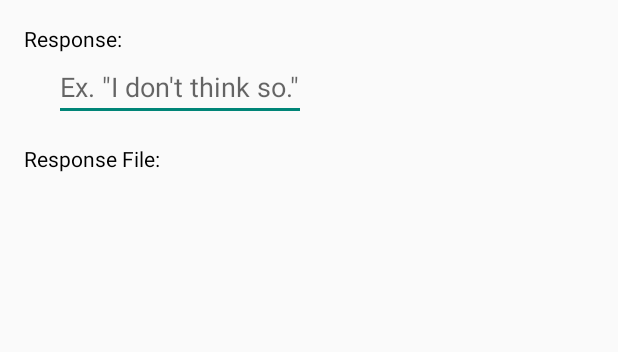
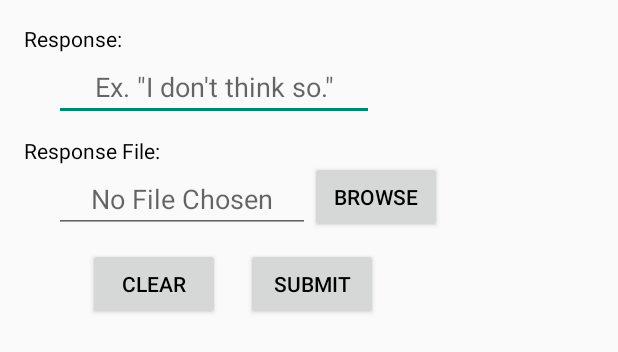
Before and after one commit to bryanchoi123/android_magic_conch_shell, an Android app: the layout activity_add_response.xml on its own in the app's theme, with its tools: preview values and no code run, on a phone screen of 412 x 824 dp. Shown: the top 352 px of the screen. Run offline under Robolectric (Android 15) with nearby library versions, the light colour scheme and no system bars.

Commit message:
Finished UI portion of adding a new response and added quick functionality for "clear" button in the activity

```diff
--- a/mobile/src/main/res/layout/activity_add_response.xml
+++ b/mobile/src/main/res/layout/activity_add_response.xml
@@ -10,7 +10,7 @@
 
     <TextView
         android:id="@+id/response_text_label"
-        android:text="@string/add_response_label"
+        android:text="@string/add_response_response_label"
         android:layout_width="wrap_content"
         android:layout_height="wrap_content"
         android:layout_alignParentLeft="true"
@@ -21,10 +21,13 @@
         android:layout_width="wrap_content"
         android:layout_height="wrap_content"
         android:layout_below="@id/response_text_label"
-        android:layout_marginLeft="@dimen/add_response_response_text_horizontal_margin"
-        android:layout_marginStart="@dimen/add_response_response_text_horizontal_margin"
-        android:layout_marginBottom="@dimen/add_response_response_text_vertical_margin"
-        android:hint="@string/response_text_hint"/>
+        android:layout_marginLeft="@dimen/add_response_textView_horizontal_margin"
+        android:layout_marginStart="@dimen/add_response_textView_horizontal_margin"
+        android:layout_marginBottom="@dimen/add_response_textView_vertical_margin"
+        android:inputType="text|textCapSentences|textAutoCorrect"
+        android:ems="10"
+        android:gravity="center"
+        android:hint="@string/add_response_response_text_hint"/>
 
     <TextView
         android:id="@+id/response_file_label"
@@ -33,6 +36,52 @@
         android:layout_below="@id/response_text"
         android:layout_alignParentLeft="true"
         android:layout_alignParentStart="true"
-        android:text="@string/response_file_label"/>
+        android:text="@string/add_response_response_file_label"/>
+
+    <EditText
+        android:id="@+id/response_file_name"
+        android:layout_width="wrap_content"
+        android:layout_height="wrap_content"
+        android:layout_below="@id/response_file_label"
+        android:layout_marginLeft="@dimen/add_response_textView_horizontal_margin"
+        android:layout_marginStart="@dimen/add_response_textView_horizontal_margin"
+        android:layout_marginBottom="@dimen/add_response_textView_vertical_margin"
+        android:ems="8"
+        android:focusable="false"
+        android:gravity="center"
+        android:hint="@string/add_response_default_response_file"/>
+
+    <Button
+        android:id="@+id/browse_button"
+        android:layout_width="wrap_content"
+        android:layout_height="wrap_content"
+        android:layout_alignBottom="@id/response_file_name"
+        android:layout_toRightOf="@id/response_file_name"
+        android:layout_toEndOf="@id/response_file_name"
+        android:text="@string/add_response_browse_button_label"/>
+
+    <LinearLayout
+        android:layout_width="wrap_content"
+        android:layout_height="wrap_content"
+        android:orientation="horizontal"
+        android:layout_below="@id/response_file_name"
+        android:layout_centerHorizontal="true">
+
+        <Button
+            android:id="@+id/clear_button"
+            android:layout_width="wrap_content"
+            android:layout_height="wrap_content"
+            android:layout_marginRight="@dimen/add_response_button_horizontal_margin"
+            android:layout_marginEnd="@dimen/add_response_button_horizontal_margin"
+            android:text="@string/add_response_clear_button_label"
+            android:onClick="clearFields"/>
+
+        <Button
+            android:id="@+id/submit_button"
+            android:layout_width="wrap_content"
+            android:layout_height="wrap_content"
+            android:text="@string/add_response_submit_button_label"/>
+
+    </LinearLayout>
 
 </RelativeLayout>
--- a/mobile/src/main/res/layout/activity_main.xml
+++ b/mobile/src/main/res/layout/activity_main.xml
@@ -10,7 +10,7 @@
 
     <TextView
         android:id="@+id/description"
-        android:text="@string/directions_text"
+        android:text="@string/main_directions_text"
         android:layout_width="wrap_content"
         android:layout_height="wrap_content"
         android:layout_marginLeft="@dimen/directions_horizontal_margin"
@@ -27,7 +27,7 @@
         android:layout_below="@id/description"
         android:layout_centerHorizontal="true"
         android:scaleType="fitCenter"
-        android:contentDescription="@string/image_description"
+        android:contentDescription="@string/main_image_description"
         android:src="@drawable/magic_conch"/>
 
     <ScrollView
@@ -40,7 +40,7 @@
             android:layout_width="match_parent"
             android:layout_height="wrap_content"
             android:textSize="@dimen/response_text_size"
-            android:text="@string/response_default"
+            android:text="@string/main_response_default"
             android:layout_marginTop="@dimen/response_vertical_margin"
             android:gravity="center"/>
 
--- a/mobile/src/main/res/menu/menu_main.xml
+++ b/mobile/src/main/res/menu/menu_main.xml
@@ -4,6 +4,6 @@
       tools:context=".MainActivity">
 
       <item android:id="@+id/edit_responses"
-          android:title="@string/view_responses_button_label"
+          android:title="@string/main_view_responses_button_label"
           app:showAsAction="ifRoom"/>
 </menu>
--- a/mobile/src/main/res/menu/responses_menu_main.xml
+++ b/mobile/src/main/res/menu/responses_menu_main.xml
@@ -5,7 +5,7 @@
       tools:context=".ResponseEditActivity">
 
     <item android:id="@+id/add_response"
-          android:title="@string/add_response"
+          android:title="@string/edit_response_new_response_label"
           app:showAsAction="ifRoom"/>
 
 </menu>
--- a/mobile/src/main/res/values/dimens.xml
+++ b/mobile/src/main/res/values/dimens.xml
@@ -20,7 +20,8 @@
     <dimen name="add_response_label_vertical_margin">12dp</dimen>
     <dimen name="add_response_label_text_size">20sp</dimen>
     <dimen name="add_response_response_text_size">16sp</dimen>
-    <dimen name="add_response_response_text_horizontal_margin">20dp</dimen>
-    <dimen name="add_response_response_text_vertical_margin">15dp</dimen>
+    <dimen name="add_response_textView_horizontal_margin">20dp</dimen>
+    <dimen name="add_response_textView_vertical_margin">10dp</dimen>
+    <dimen name="add_response_button_horizontal_margin">17dp</dimen>
 
 </resources>
--- a/mobile/src/main/res/values/strings.xml
+++ b/mobile/src/main/res/values/strings.xml
@@ -1,15 +1,22 @@
 <resources>
-    <string name="app_name">Magic Conch Shell</string>
-    <string name="view_responses_button_label">Edit Responses</string>
-    <string name="directions_text">Ask a question, then tap the Magic Conch Shell for an answer.</string>
-    <string name="image_description">Picture of the Magic Conch Shell</string>
-    <string name="response_default">Ask me a question!</string>
+    <!-- Main Activity -->
+    <string name="main_app_name">Magic Conch Shell</string>
+    <string name="main_view_responses_button_label">Edit Responses</string>
+    <string name="main_directions_text">Ask a question, then tap the Magic Conch Shell for an answer.</string>
+    <string name="main_image_description">Picture of the Magic Conch Shell</string>
+    <string name="main_response_default">Ask me a question!</string>
 
-    <string name="response_activity">Responses</string>
-    <string name="add_response">New Response</string>
+    <!-- Edit Response Activity -->
+    <string name="edit_response_title">Responses</string>
+    <string name="edit_response_new_response_label">New Response</string>
 
-    <string name="title_activity_add_response">Create New Response</string>
-    <string name="add_response_label">Response:</string>
-    <string name="response_text_hint">Ex. \"I don\'t think so.\"</string>
-    <string name="response_file_label">Response File:</string>
+    <!-- Add Response Activity -->
+    <string name="add_response_title">Create New Response</string>
+    <string name="add_response_response_label">Response:</string>
+    <string name="add_response_response_text_hint">Ex. \"I don\'t think so.\"</string>
+    <string name="add_response_response_file_label">Response File:</string>
+    <string name="add_response_default_response_file">No File Chosen</string>
+    <string name="add_response_browse_button_label">Browse</string>
+    <string name="add_response_clear_button_label">Clear</string>
+    <string name="add_response_submit_button_label">Submit</string>
 </resources>
```
Also changed, not shown: mobile/src/main/AndroidManifest.xml (+4 -4 lines), mobile/src/main/java/com/choisaucelabs/magicconchshell/AddResponseActivity.java (+15 -0 lines).
